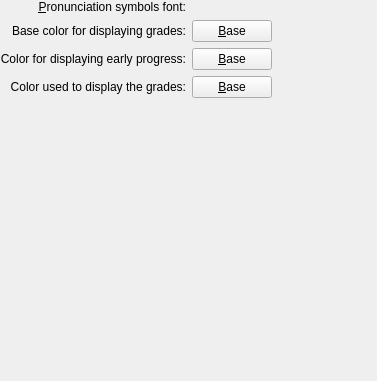
Qt form src/settings/viewoptionsbase.ui (KDE/parley) before a commit.
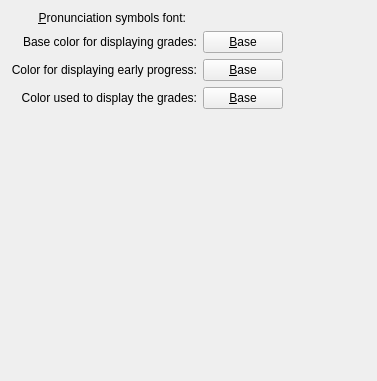
The same form after that commit. Custom widgets are drawn as their Qt base class.

Commit message: Adjust margin in the settings

```diff
--- a/src/settings/viewoptionsbase.ui
+++ b/src/settings/viewoptionsbase.ui
@@ -11,12 +11,6 @@
       </rect>
     </property>
     <layout class="QGridLayout">
-      <property name="margin">
-   <number>0</number>
-      </property>
-      <property name="spacing">
-   <number>6</number>
-      </property>
       <item row="2" column="0" colspan="2">
    <spacer>
      <property name="orientation">
```
Lines whose indentation alone changed are shown as unchanged. The commit also changes 1 other file.
